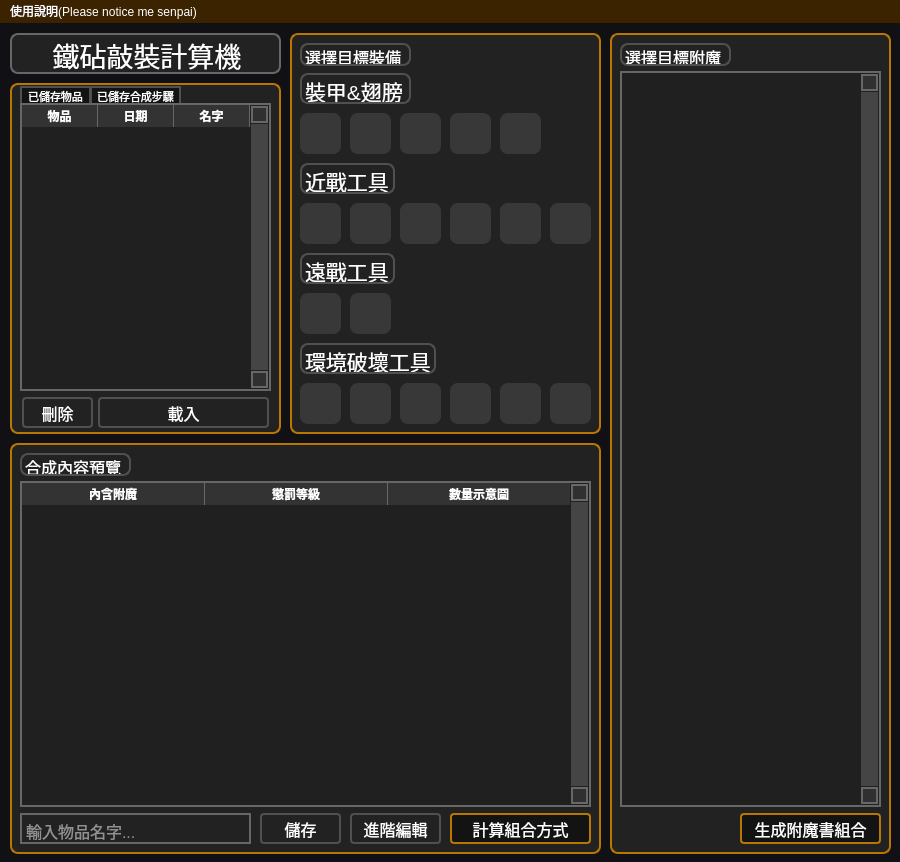
First picture: the form in ui/mainMenu.ui, repository Remintonnn/anvilMan, before the edit.
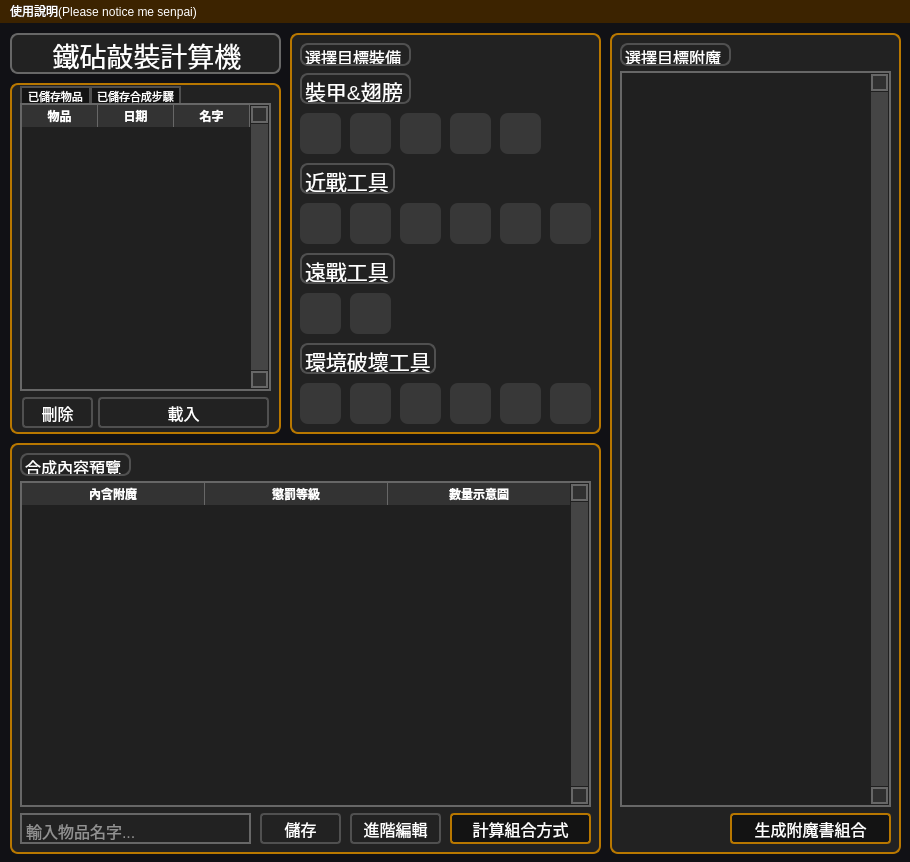
Second picture: the form after the edit. Icons and pictures are not drawn.

Commit message: make enchTable slighly wider and force change for name with space

What changed in the file:
```diff
--- a/ui/mainMenu.ui
+++ b/ui/mainMenu.ui
@@ -9,7 +9,7 @@
    <rect>
     <x>0</x>
     <y>0</y>
-    <width>900</width>
+    <width>910</width>
     <height>862</height>
    </rect>
   </property>
@@ -82,9 +82,16 @@
 
 QTableView:disabled {
     border: 2px solid #333333;
+	border-radius: 0px;
+}QHeaderView:disabled{
+	border:none;
 }QHeaderView::section:disabled {
 	color: #454545;
+	background-color: #202020;
+	border:none;
     border-right: 1px solid #333333;
+	font: 10pt &quot;OCR A Extended&quot;;
+	font-weight: bold;
 }
 
 QScrollBar:vertical {
@@ -1122,7 +1129,7 @@
      <rect>
       <x>610</x>
       <y>10</y>
-      <width>281</width>
+      <width>291</width>
       <height>821</height>
      </rect>
     </property>
@@ -1156,7 +1163,7 @@
       <rect>
        <x>10</x>
        <y>38</y>
-       <width>261</width>
+       <width>271</width>
        <height>736</height>
       </rect>
      </property>
@@ -1213,9 +1220,9 @@
     <widget class="QPushButton" name="generatePendingBookButton">
      <property name="geometry">
       <rect>
-       <x>130</x>
+       <x>120</x>
        <y>780</y>
-       <width>141</width>
+       <width>161</width>
        <height>31</height>
       </rect>
      </property>
@@ -1470,7 +1477,7 @@
     <rect>
      <x>0</x>
      <y>0</y>
-     <width>900</width>
+     <width>910</width>
      <height>21</height>
     </rect>
    </property>
```
The commit also changes 2 other files.
